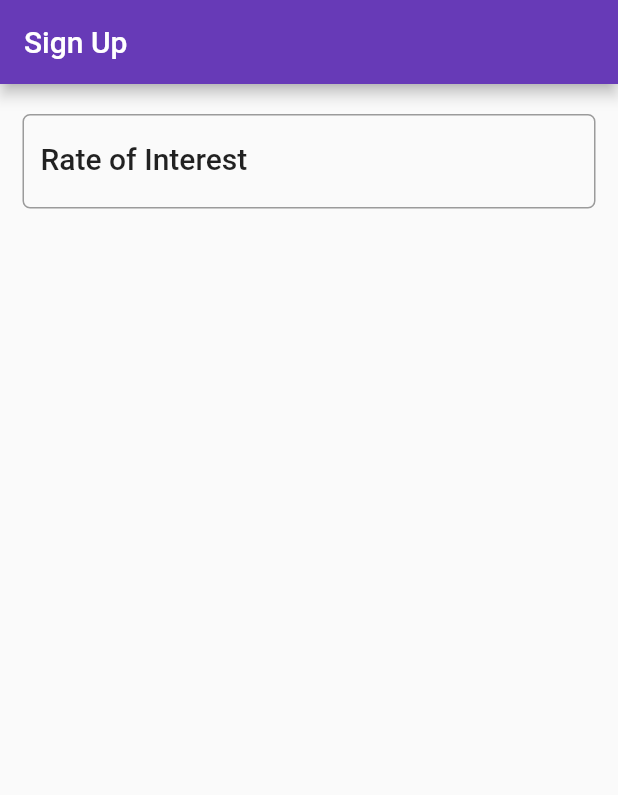
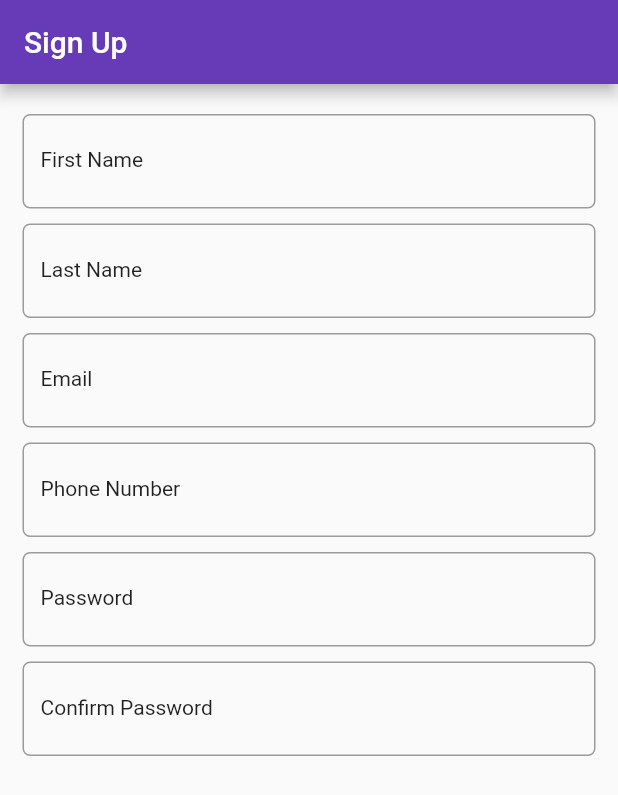
Before and after one commit to IsuruBRanapana/Location_Finder_Project, a Flutter app: the screen it shows after launch, on a phone screen of 412 x 824 dp. Shown: the top 795 px of the screen. Run offline on Flutter 3.47's test engine with Material 2 defaults, Android fonts, the phone set to English and light mode, and no system bars.

Commit message:
Updated SignUp

```diff
--- a/ProjectLocation/location_finder/lib/app_screens/signup.dart
+++ b/ProjectLocation/location_finder/lib/app_screens/signup.dart
@@ -12,12 +12,12 @@ class SignUpState extends State<SignUp> {
   var _formKey = GlobalKey<FormState>();
   double _minimumPadding=5.0;
 
-  TextEditingController first_name_controller=TextEditingController();
-  TextEditingController last_name_controller=TextEditingController();
-  TextEditingController email_controller=TextEditingController();
-  TextEditingController phone_number_controller=TextEditingController();
-  TextEditingController password_controller=TextEditingController();
-  TextEditingController con_password_controller=TextEditingController();
+  TextEditingController firstNameController=TextEditingController();
+  TextEditingController lastNameController=TextEditingController();
+  TextEditingController emailController=TextEditingController();
+  TextEditingController phoneNumberController=TextEditingController();
+  TextEditingController passwordController=TextEditingController();
+  TextEditingController conPasswordController=TextEditingController();
 
   @override
   Widget build(BuildContext context) {
@@ -47,7 +47,7 @@ class SignUpState extends State<SignUp> {
             Padding(
               padding: EdgeInsets.only(top: _minimumPadding,bottom: _minimumPadding),
               child: TextFormField(
-                controller: first_name_controller,
+                controller: firstNameController,
                 validator: (String value) {
                   if (value.isEmpty) {
                     return "Enter the First Name";
@@ -57,19 +57,160 @@ class SignUpState extends State<SignUp> {
                 keyboardType: TextInputType.text,
                 style: textStyle,
                 decoration: InputDecoration(
-                    labelText: "Rate of Interest",
-                    labelStyle: textStyle,
+                    labelText: "First Name",
+                    labelStyle: Theme.of(context).textTheme.body1,
                     errorStyle: TextStyle(
-                      color: Colors.yellowAccent,
+                      color: Colors.redAccent,
                       fontSize: 15.0,
                     ),
-                    hintText: "In percent",
+                    hintText: "John",
                     border: OutlineInputBorder(
                         borderRadius: BorderRadius.circular(5.0),
                     ),
                 ),
               ),
-            )
+            ),
+
+            // Last Name
+            Padding(
+              padding: EdgeInsets.only(top: _minimumPadding,bottom: _minimumPadding),
+              child: TextFormField(
+                controller: lastNameController,
+                validator: (String value) {
+                  if (value.isEmpty) {
+                    return "Enter the Last Name";
+                  }
+                  return null;
+                },
+                keyboardType: TextInputType.text,
+                style: textStyle,
+                decoration: InputDecoration(
+                  labelText: "Last Name",
+                  labelStyle: Theme.of(context).textTheme.body1,
+                  errorStyle: TextStyle(
+                    color: Colors.redAccent,
+                    fontSize: 15.0,
+                  ),
+                  hintText: "Perera",
+                  border: OutlineInputBorder(
+                    borderRadius: BorderRadius.circular(5.0),
+                  ),
+                ),
+              ),
+            ),
+
+            //E mail
+            Padding(
+              padding: EdgeInsets.only(top: _minimumPadding,bottom: _minimumPadding),
+              child: TextFormField(
+                controller: emailController,
+                validator: (String value) {
+                  if (value.isEmpty) {
+                    return "Enter the E mail Address";
+                  }
+                  return null;
+                },
+                keyboardType: TextInputType.emailAddress,
+                style: textStyle,
+                decoration: InputDecoration(
+                  labelText: "Email",
+                  labelStyle: Theme.of(context).textTheme.body1,
+                  errorStyle: TextStyle(
+                    color: Colors.redAccent,
+                    fontSize: 15.0,
+                  ),
+                  hintText: "Johnperera@gmail.com",
+                  border: OutlineInputBorder(
+                    borderRadius: BorderRadius.circular(5.0),
+                  ),
+                ),
+              ),
+            ),
+
+            //Phone Number
+            Padding(
+              padding: EdgeInsets.only(top: _minimumPadding,bottom: _minimumPadding),
+              child: TextFormField(
+                controller: phoneNumberController,
+                validator: (String value) {
+                  if (value.isEmpty) {
+                    return "Enter Your Phone Number";
+                  }
+                  return null;
+                },
+                keyboardType: TextInputType.phone,
+                style: textStyle,
+                decoration: InputDecoration(
+                  labelText: "Phone Number",
+                  labelStyle: Theme.of(context).textTheme.body1,
+                  errorStyle: TextStyle(
+                    color: Colors.redAccent,
+                    fontSize: 15.0,
+                  ),
+                  hintText: "0123456789",
+                  border: OutlineInputBorder(
+                    borderRadius: BorderRadius.circular(5.0),
+                  ),
+                ),
+              ),
+            ),
+
+            //Password
+            Padding(
+              padding: EdgeInsets.only(top: _minimumPadding,bottom: _minimumPadding),
+              child: TextFormField(
+                controller: passwordController,
+                validator: (String value) {
+                  if (value.isEmpty) {
+                    return "Enter the Password";
+                  }
+                  return null;
+                },
+                keyboardType: TextInputType.text,
+                style: textStyle,
+                decoration: InputDecoration(
+                  labelText: "Password",
+                  labelStyle: Theme.of(context).textTheme.body1,
+                  errorStyle: TextStyle(
+                    color: Colors.redAccent,
+                    fontSize: 15.0,
+                  ),
+                  hintText: "",
+                  border: OutlineInputBorder(
+                    borderRadius: BorderRadius.circular(5.0),
+                  ),
+                ),
+              ),
+            ),
+
+            //confirm Password
+            Padding(
+              padding: EdgeInsets.only(top: _minimumPadding,bottom: _minimumPadding),
+              child: TextFormField(
+                controller: conPasswordController,
+                validator: (String value) {
+                  if (value.isEmpty) {
+                    return "Enter the Password";
+                  }
+                  return null;
+                },
+                keyboardType: TextInputType.text,
+                style: textStyle,
+                decoration: InputDecoration(
+                  labelText: "Confirm Password",
+                  labelStyle: Theme.of(context).textTheme.body1,
+                  errorStyle: TextStyle(
+                    color: Colors.redAccent,
+                    fontSize: 15.0,
+                  ),
+                  hintText: "",
+                  border: OutlineInputBorder(
+                    borderRadius: BorderRadius.circular(5.0),
+                  ),
+                ),
+              ),
+            ),
+
           ],
         ),
       ),
```
